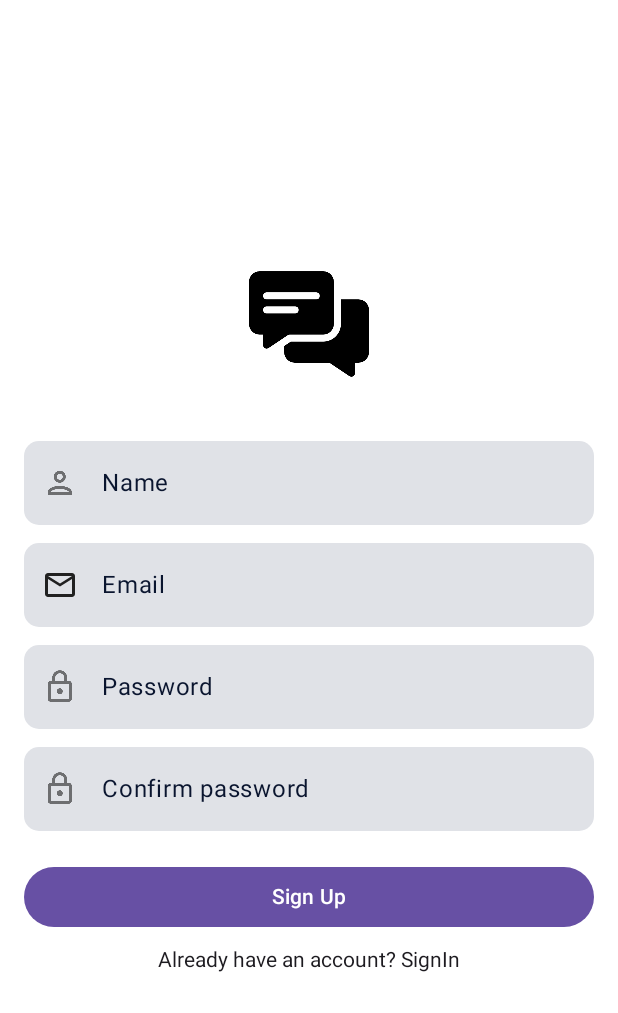
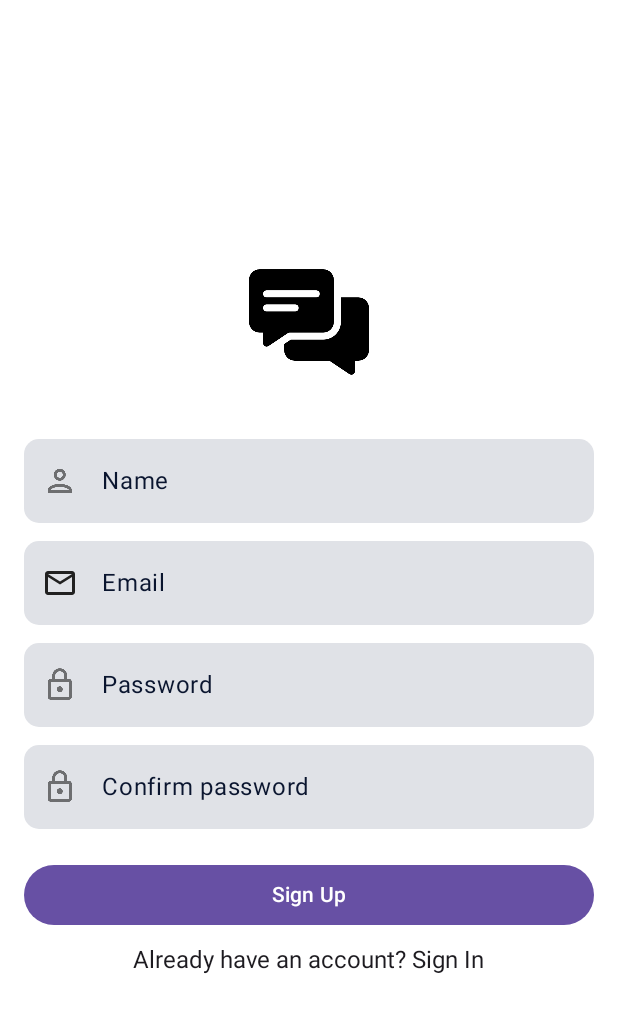
Before and after one commit to Rahim10020/ChatApp, an Android app built with Jetpack Compose: the SignUpScreen screen opened through its navigation route, on a phone screen of 412 x 824 dp. Shown: the top 1013 px of the screen. Run offline under Robolectric (Android 15) with nearby library versions, the phone set to English and light mode, and no system bars.

Commit message:
Debut -> Bouton

```diff
--- a/app/src/main/java/tg/rahimali/chatapp/feature/auth/components/AuthComponents.kt
+++ b/app/src/main/java/tg/rahimali/chatapp/feature/auth/components/AuthComponents.kt
@@ -23,6 +23,7 @@ fun MyTextField(
     painter: Painter,
     value: String,
     transformation: Boolean,
+    isError: Boolean,
     onValueChange: (String) -> Unit
 ) {
 
@@ -53,5 +54,6 @@ fun MyTextField(
         visualTransformation = if (transformation) PasswordVisualTransformation() else VisualTransformation.None,
         singleLine = true,
         shape = RoundedCornerShape(10.dp),
+        isError = isError,
     )
 }
--- a/app/src/main/java/tg/rahimali/chatapp/feature/auth/signin/SignInScreen.kt
+++ b/app/src/main/java/tg/rahimali/chatapp/feature/auth/signin/SignInScreen.kt
@@ -25,10 +25,12 @@ import androidx.compose.ui.res.painterResource
 import androidx.compose.ui.res.stringResource
 import androidx.compose.ui.tooling.preview.Preview
 import androidx.compose.ui.unit.dp
+import androidx.compose.ui.unit.sp
 import androidx.navigation.NavController
 import androidx.navigation.compose.rememberNavController
 import tg.rahimali.chatapp.R
 import tg.rahimali.chatapp.feature.auth.components.MyTextField
+import tg.rahimali.chatapp.ui.theme.montserratFontFamily
 
 
 @Composable
@@ -65,7 +67,8 @@ fun LoginScreen(navController: NavController) {
                 stringResource(R.string.email),
                 painterResource(R.drawable.ic_email),
                 email,
-                false
+                transformation = false,
+                isError = false,
             ) { newEmail -> email = newEmail }
 
             Spacer(modifier = Modifier.height(4.dp))
@@ -74,7 +77,8 @@ fun LoginScreen(navController: NavController) {
                 stringResource(R.string.password),
                 painterResource(R.drawable.ic_lock),
                 password,
-                true
+                transformation = true,
+                isError = false,
             ) { newPassword -> password = newPassword }
 
             Spacer(modifier = Modifier.height(20.dp))
@@ -89,6 +93,7 @@ fun LoginScreen(navController: NavController) {
             Spacer(modifier = Modifier.height(10.dp))
             Text(
                 text = stringResource(R.string.sign_up),
+                fontSize = 16.sp
             )
         }
 
--- a/app/src/main/java/tg/rahimali/chatapp/feature/auth/signup/SignUpScreen.kt
+++ b/app/src/main/java/tg/rahimali/chatapp/feature/auth/signup/SignUpScreen.kt
@@ -25,22 +25,23 @@ import androidx.compose.ui.res.painterResource
 import androidx.compose.ui.res.stringResource
 import androidx.compose.ui.tooling.preview.Preview
 import androidx.compose.ui.unit.dp
+import androidx.compose.ui.unit.sp
 import androidx.navigation.NavController
 import androidx.navigation.compose.rememberNavController
 import tg.rahimali.chatapp.R
 import tg.rahimali.chatapp.feature.auth.components.MyTextField
+import tg.rahimali.chatapp.ui.theme.montserratFontFamily
 
 
 @Composable
 @Preview
-fun SignUpScreenPreview(){
+fun SignUpScreenPreview() {
     SignUpScreen(navController = rememberNavController())
 }
 
 
 @Composable
 fun SignUpScreen(navController: NavController) {
-
     var name by remember { mutableStateOf("") }
     var email by remember { mutableStateOf("") }
     var password by remember { mutableStateOf("") }
@@ -69,7 +70,8 @@ fun SignUpScreen(navController: NavController) {
                 stringResource(R.string.name),
                 painterResource(R.drawable.ic_person),
                 name,
-                false
+                transformation = false,
+                isError = false,
             ) { newName -> name = newName }
 
             Spacer(modifier = Modifier.height(4.dp))
@@ -78,7 +80,8 @@ fun SignUpScreen(navController: NavController) {
                 stringResource(R.string.email),
                 painterResource(R.drawable.ic_email),
                 email,
-                false
+                transformation = false,
+                isError = false,
             ) { newEmail -> email = newEmail }
 
             Spacer(modifier = Modifier.height(4.dp))
@@ -87,7 +90,8 @@ fun SignUpScreen(navController: NavController) {
                 stringResource(R.string.password),
                 painterResource(R.drawable.ic_lock),
                 password,
-                true
+                transformation = true,
+                isError = false,
             ) { newPassword -> password = newPassword }
 
             Spacer(modifier = Modifier.height(4.dp))
@@ -96,7 +100,8 @@ fun SignUpScreen(navController: NavController) {
                 stringResource(R.string.confirm_password),
                 painterResource(R.drawable.ic_lock),
                 confirmPassword,
-                true
+                transformation = true,
+                isError = password.isNotEmpty() && confirmPassword.isNotEmpty() && password != confirmPassword,
             ) { newConfirmPassword -> confirmPassword = newConfirmPassword }
 
             Spacer(modifier = Modifier.height(20.dp))
@@ -111,6 +116,8 @@ fun SignUpScreen(navController: NavController) {
             Spacer(modifier = Modifier.height(10.dp))
             Text(
                 text = stringResource(R.string.sign_in),
+                fontSize = 16.sp
+
             )
         }
 
--- /dev/null
+++ b/app/src/main/res/values/google_fonts_certs.xml
@@ -0,0 +1,6 @@
+<?xml version="1.0" encoding="utf-8"?>
+<resources>
+    <array name="com_google_android_gms_fonts_certs" translatable="false">
+        <item>@array/com_google_android_gms_fonts_certs</item>
+    </array>
+</resources>
--- a/app/src/main/res/values/strings.xml
+++ b/app/src/main/res/values/strings.xml
@@ -5,8 +5,8 @@
     <string name="email">Email</string>
     <string name="password">Password</string>
     <string name="confirm_password">Confirm password</string>
-    <string name="sign_up">Don\'t have an account? SignUp</string>
+    <string name="sign_up">Don\'t have an account? Sign Up</string>
     <string name="login_btn">Login</string>
     <string name="sign_up_btn">Sign Up</string>
-    <string name="sign_in">Already have an account? SignIn</string>
+    <string name="sign_in">Already have an account? Sign In</string>
 </resources>
```
Also changed, not shown: app/src/main/java/tg/rahimali/chatapp/ui/theme/Type.kt (+17 -0 lines).
